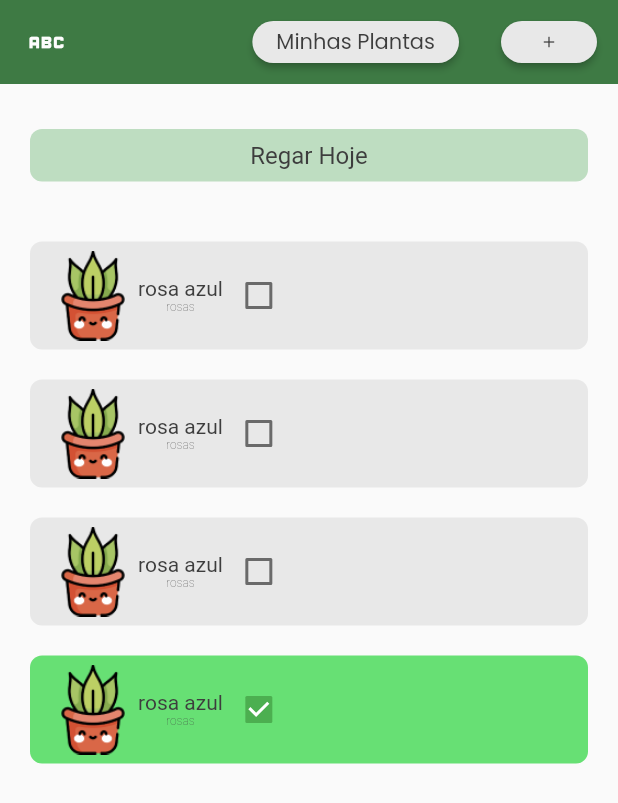
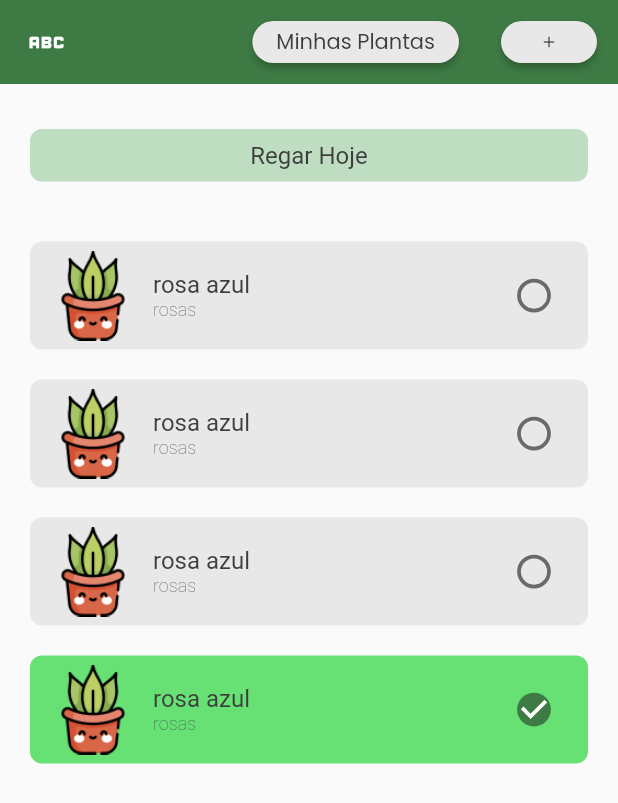
Before and after one commit to karoldm/myplants, a Flutter app: the screen it shows after launch, on a phone screen of 412 x 824 dp. Shown: the top 803 px of the screen. Run offline on Flutter 3.47's test engine with Material 2 defaults, Android fonts, the light colour scheme and no system bars.

Commit message:
style to plant water card

```diff
--- a/lib/screens/home/PlantWaterCard.dart
+++ b/lib/screens/home/PlantWaterCard.dart
@@ -38,21 +38,33 @@ class PlantWaterCardState extends State<PlantWaterCard> {
               plant.photoPath,
               width: 60,
             ),
-            Column(
+            const SizedBox(
+              width: 10,
+            ),
+            Expanded(
+              child: Column(
+                mainAxisAlignment: MainAxisAlignment.center,
+                crossAxisAlignment: CrossAxisAlignment.start,
                 children: [
                   Text(plant.especie,
                       style: const TextStyle(
                           color: ColorThemes.dark,
                           fontWeight: FontWeight.w400,
-                        fontSize: 14)),
+                          fontSize: 16)),
                   Text(plant.category,
                       style: const TextStyle(
                           color: ColorThemes.dark,
                           fontWeight: FontWeight.w200,
-                        fontSize: 8))
+                          fontSize: 12))
                 ],
               ),
-            Checkbox(
+            ),
+            Transform.scale(
+              scale: 1.25,
+              child: Checkbox(
+                  shape: CircleBorder(),
+                  checkColor: ColorThemes.light,
+                  activeColor: ColorThemes.darkGreen,
                   value: plant.watered,
                   onChanged: (bool? value) {
                     setState(() {
@@ -60,6 +72,7 @@ class PlantWaterCardState extends State<PlantWaterCard> {
                     });
                     //mudar lista de plantas regadas no banco
                   }),
+            )
           ],
         ));
   }
```
Lines whose indentation alone changed are shown as unchanged.
